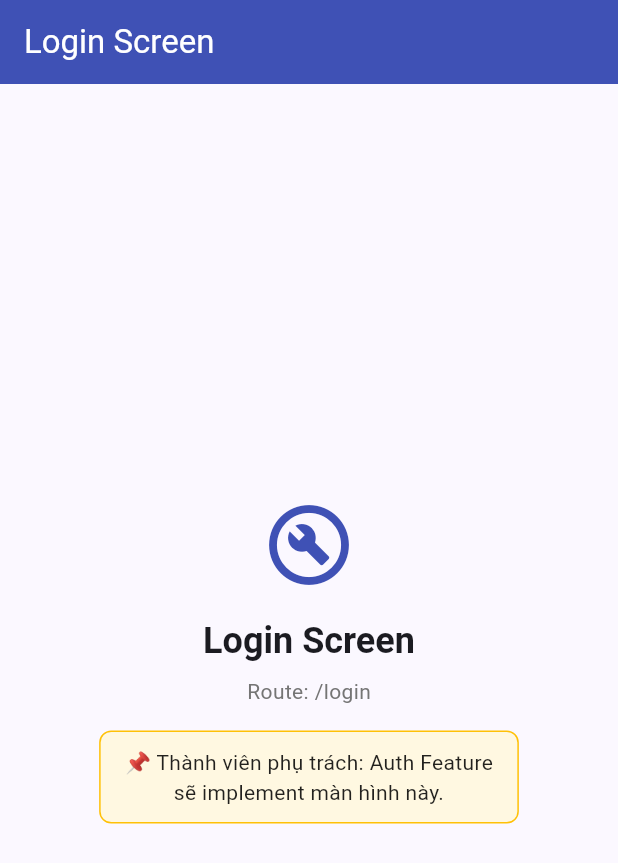
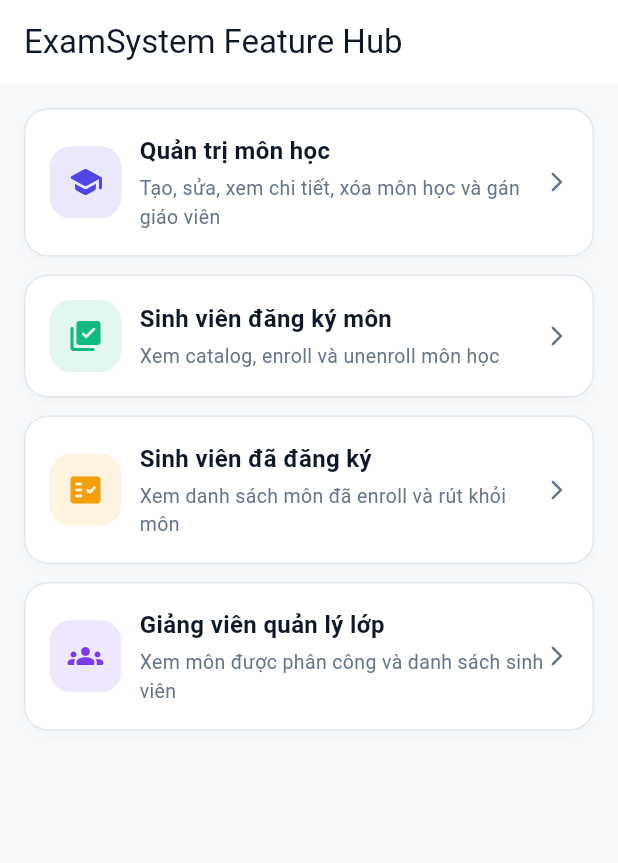
Before and after one commit to nhuhuynh1910/ExamSystem_FE, a Flutter app: the screen it shows after launch, on a phone screen of 412 x 824 dp. Shown: the top 863 px of the screen. Run offline on Flutter 3.47's test engine with Material 3 defaults, Android fonts, the phone set to English and light mode, and no system bars; our stand-ins replace dio, flutter_bloc, go_router, shared_preferences.

Commit message:
feat(core): add feature hub and update routing, theme, and dependencies

```diff
--- a/examsystem_fe/lib/core/routes/app_router.dart
+++ b/examsystem_fe/lib/core/routes/app_router.dart
@@ -2,6 +2,16 @@ import 'package:flutter/material.dart';
 import 'package:go_router/go_router.dart';
 
 import '../../core/utils/storage_manager.dart';
+import '../../features/Subject_phat/screens/admin_course_management_screen.dart';
+import '../../features/Subject_phat/screens/admin_create_course_screen.dart';
+import '../../features/Subject_phat/screens/assign_teacher_screen.dart';
+import '../../features/Subject_phat/screens/course_details_edit_screen.dart';
+import '../../features/Subject_phat/screens/course_student_list_screen.dart';
+import '../../features/common/feature_hub_screen.dart';
+import '../../features/Enrollment/screens/course_registration_catalog_screen.dart';
+import '../../features/Enrollment/screens/my_registered_courses_screen.dart';
+import '../../features/Teacher_phat/screens/teacher_assigned_courses_screen.dart';
+import '../../features/Teacher_phat/screens/teacher_course_roster_screen.dart';
 
 // ════════════════════════════════════════════════════════════════════════════
 // AppRouter — Hệ thống điều hướng tập trung của toàn bộ app.
@@ -21,7 +31,7 @@ class AppRouter {
   // ── Hằng định nghĩa tên đường dẫn (dùng khi navigate, tránh hard-code string) ──
 
   /// Màn hình đăng nhập — màn hình đầu tiên khi chưa có phiên đăng nhập.
-  static const String login    = '/login';
+  static const String login = '/login';
 
   /// Màn hình đăng ký tài khoản mới.
   static const String register = '/register';
@@ -36,17 +46,107 @@ class AppRouter {
   /// Helper tạo đường dẫn chi tiết đề thi với ID cụ thể.
   static String examDetail(int id) => '/exams/$id';
 
+  static const String featureHub = '/feature-hub';
+  static const String adminCourses = '/admin/courses';
+  static const String studentCatalog = '/student/courses/catalog';
+  static const String studentRegistered = '/student/courses/registered';
+  static const String teacherCourses = '/teacher/courses';
+
   // ── Khởi tạo GoRouter chính ─────────────────────────────────────────────
   static final GoRouter router = GoRouter(
-    // Màn hình đầu tiên khi mở app: trang Login.
-    // GoRouter Guard bên dưới sẽ tự redirect sang /exams nếu đã có token.
-    initialLocation: login,
+    // Màn hình đầu tiên khi mở app: trang Feature Hub để test các flow mới.
+    initialLocation: featureHub,
 
     // Hàm guard: kiểm tra xác thực trước mỗi lần điều hướng.
     redirect: _guardRedirect,
 
     // Danh sách tất cả các route của app.
     routes: [
+      GoRoute(
+        path: featureHub,
+        name: 'featureHub',
+        builder: (BuildContext context, GoRouterState state) {
+          return const FeatureHubScreen();
+        },
+      ),
+
+      GoRoute(
+        path: adminCourses,
+        name: 'adminCourses',
+        builder: (BuildContext context, GoRouterState state) {
+          return const AdminCourseManagementScreen();
+        },
+        routes: [
+          GoRoute(
+            path: 'create',
+            name: 'adminCreateCourse',
+            builder: (BuildContext context, GoRouterState state) {
+              return const AdminCreateCourseScreen();
+            },
+          ),
+          GoRoute(
+            path: ':code',
+            name: 'adminCourseDetail',
+            builder: (BuildContext context, GoRouterState state) {
+              final code = state.pathParameters['code'] ?? 'PRN231';
+              return CourseDetailsEditScreen(courseCode: code);
+            },
+            routes: [
+              GoRoute(
+                path: 'students',
+                name: 'adminCourseStudents',
+                builder: (BuildContext context, GoRouterState state) {
+                  final code = state.pathParameters['code'] ?? 'PRN231';
+                  return CourseStudentListScreen(courseCode: code);
+                },
+              ),
+              GoRoute(
+                path: 'assign-teacher',
+                name: 'adminAssignTeacher',
+                builder: (BuildContext context, GoRouterState state) {
+                  final code = state.pathParameters['code'] ?? 'IOT301';
+                  return AssignTeacherScreen(courseCode: code);
+                },
+              ),
+            ],
+          ),
+        ],
+      ),
+
+      GoRoute(
+        path: studentCatalog,
+        name: 'studentCatalog',
+        builder: (BuildContext context, GoRouterState state) {
+          return const CourseRegistrationCatalogScreen();
+        },
+      ),
+
+      GoRoute(
+        path: studentRegistered,
+        name: 'studentRegistered',
+        builder: (BuildContext context, GoRouterState state) {
+          return const MyRegisteredCoursesScreen();
+        },
+      ),
+
+      GoRoute(
+        path: teacherCourses,
+        name: 'teacherCourses',
+        builder: (BuildContext context, GoRouterState state) {
+          return const TeacherAssignedCoursesScreen();
+        },
+        routes: [
+          GoRoute(
+            path: ':code/roster',
+            name: 'teacherCourseRoster',
+            builder: (BuildContext context, GoRouterState state) {
+              final code = state.pathParameters['code'] ?? 'PRN231';
+              return TeacherCourseRosterScreen(courseCode: code);
+            },
+          ),
+        ],
+      ),
+
       // ── Route: Đăng nhập ─────────────────────────────────────────────────
       // TODO: Thành viên phụ trách tính năng Auth sẽ đè màn hình thật vào đây sau.
       GoRoute(
@@ -139,7 +239,8 @@ class AppRouter {
     // Xác định route hiện tại có phải trang public không (không cần auth).
     final bool isPublicRoute =
         state.matchedLocation == login ||
-        state.matchedLocation == register;
+        state.matchedLocation == register ||
+        state.matchedLocation == featureHub;
 
     // Chưa đăng nhập và cố vào trang cần auth → về Login.
     if (!isLoggedIn && !isPublicRoute) {
@@ -148,7 +249,7 @@ class AppRouter {
 
     // Đã đăng nhập và đang ở trang public → vào thẳng trang chủ.
     if (isLoggedIn && isPublicRoute) {
-      return examList;
+      return state.matchedLocation == featureHub ? featureHub : examList;
     }
 
     // Mọi trường hợp còn lại → điều hướng bình thường.
@@ -205,20 +306,23 @@ class _PlaceholderScreen extends StatelessWidget {
               Text(
                 routeName,
                 style: Theme.of(context).textTheme.headlineSmall?.copyWith(
-                      fontWeight: FontWeight.bold,
-                    ),
+                  fontWeight: FontWeight.bold,
+                ),
                 textAlign: TextAlign.center,
               ),
               const SizedBox(height: 8),
               Text(
                 'Route: $routePath',
-                style: Theme.of(context).textTheme.bodyMedium?.copyWith(
-                      color: Colors.grey[600],
-                    ),
+                style: Theme.of(
+                  context,
+                ).textTheme.bodyMedium?.copyWith(color: Colors.grey[600]),
               ),
               const SizedBox(height: 16),
               Container(
-                padding: const EdgeInsets.symmetric(horizontal: 16, vertical: 10),
+                padding: const EdgeInsets.symmetric(
+                  horizontal: 16,
+                  vertical: 10,
+                ),
                 decoration: BoxDecoration(
                   color: Colors.amber[50],
                   border: Border.all(color: Colors.amber),
--- a/examsystem_fe/lib/core/theme/app_theme.dart
+++ b/examsystem_fe/lib/core/theme/app_theme.dart
@@ -4,14 +4,18 @@ import 'package:flutter/material.dart';
 /// Chỉnh màu / font ở đây — không ai tự đặt màu inline trong Widget.
 class AppTheme {
   // ── Color Palette ──────────────────────────────────────────────────────────
-  static const Color primary   = Color(0xFF4F46E5); // Indigo 600
+  static const Color primary = Color(0xFF4F46E5); // Indigo 600
   static const Color secondary = Color(0xFF7C3AED); // Violet 600
-  static const Color surface   = Color(0xFF1E1E2E); // Dark background
-  static const Color card      = Color(0xFF2A2A3C);
-  static const Color error     = Color(0xFFEF4444);
-  static const Color success   = Color(0xFF10B981);
-  static const Color warning   = Color(0xFFF59E0B);
-  static const Color textPrimary   = Color(0xFFF1F5F9);
+  static const Color surface = Color(0xFF1E1E2E); // Dark background
+  static const Color card = Color(0xFF2A2A3C);
+  static const Color error = Color(0xFFEF4444);
+  static const Color success = Color(0xFF10B981);
+  static const Color warning = Color(0xFFF59E0B);
+  static const Color navy = Color(0xFF0F172A);
+  static const Color lightBg = Color(0xFFF8FAFC);
+  static const Color border = Color(0xFFE2E8F0);
+  static const Color textMuted = Color(0xFF64748B);
+  static const Color textPrimary = Color(0xFFF1F5F9);
   static const Color textSecondary = Color(0xFF94A3B8);
 
   static ThemeData get darkTheme {
@@ -19,10 +23,10 @@ class AppTheme {
       useMaterial3: true,
       brightness: Brightness.dark,
       colorScheme: const ColorScheme.dark(
-        primary:   primary,
+        primary: primary,
         secondary: secondary,
-        surface:   surface,
-        error:     error,
+        surface: surface,
+        error: error,
       ),
       scaffoldBackgroundColor: surface,
 
@@ -42,9 +46,7 @@ class AppTheme {
       cardTheme: CardThemeData(
         color: card,
         elevation: 0,
-        shape: RoundedRectangleBorder(
-          borderRadius: BorderRadius.circular(16),
-        ),
+        shape: RoundedRectangleBorder(borderRadius: BorderRadius.circular(16)),
       ),
 
       // ElevatedButton
@@ -56,10 +58,7 @@ class AppTheme {
           shape: RoundedRectangleBorder(
             borderRadius: BorderRadius.circular(12),
           ),
-          textStyle: const TextStyle(
-            fontSize: 16,
-            fontWeight: FontWeight.w600,
-          ),
+          textStyle: const TextStyle(fontSize: 16, fontWeight: FontWeight.w600),
         ),
       ),
 
@@ -80,15 +79,18 @@ class AppTheme {
           borderSide: const BorderSide(color: error),
         ),
         labelStyle: const TextStyle(color: textSecondary),
-        hintStyle:  const TextStyle(color: textSecondary),
+        hintStyle: const TextStyle(color: textSecondary),
       ),
 
       // Text
       textTheme: const TextTheme(
-        displayLarge: TextStyle(color: textPrimary, fontWeight: FontWeight.bold),
-        titleLarge:   TextStyle(color: textPrimary, fontWeight: FontWeight.w600),
-        bodyMedium:   TextStyle(color: textPrimary),
-        bodySmall:    TextStyle(color: textSecondary),
+        displayLarge: TextStyle(
+          color: textPrimary,
+          fontWeight: FontWeight.bold,
+        ),
+        titleLarge: TextStyle(color: textPrimary, fontWeight: FontWeight.w600),
+        bodyMedium: TextStyle(color: textPrimary),
+        bodySmall: TextStyle(color: textSecondary),
       ),
     );
   }
--- /dev/null
+++ b/examsystem_fe/lib/features/common/feature_hub_screen.dart
@@ -0,0 +1,132 @@
+import 'package:flutter/material.dart';
+import 'package:go_router/go_router.dart';
+import '../../core/theme/app_theme.dart';
+
+class FeatureHubScreen extends StatelessWidget {
+  const FeatureHubScreen({super.key});
+
+  @override
+  Widget build(BuildContext context) {
+    final items = [
+      _FeatureItem(
+        title: 'Quản trị môn học',
+        subtitle: 'Tạo, sửa, xem chi tiết, xóa môn học và gán giáo viên',
+        icon: Icons.school_rounded,
+        color: AppTheme.primary,
+        route: '/admin/courses',
+      ),
+      _FeatureItem(
+        title: 'Sinh viên đăng ký môn',
+        subtitle: 'Xem catalog, enroll và unenroll môn học',
+        icon: Icons.library_add_check_rounded,
+        color: AppTheme.success,
+        route: '/student/courses/catalog',
+      ),
+      _FeatureItem(
+        title: 'Sinh viên đã đăng ký',
+        subtitle: 'Xem danh sách môn đã enroll và rút khỏi môn',
+        icon: Icons.fact_check_rounded,
+        color: AppTheme.warning,
+        route: '/student/courses/registered',
+      ),
+      _FeatureItem(
+        title: 'Giảng viên quản lý lớp',
+        subtitle: 'Xem môn được phân công và danh sách sinh viên',
+        icon: Icons.groups_rounded,
+        color: AppTheme.secondary,
+        route: '/teacher/courses',
+      ),
+    ];
+
+    return Scaffold(
+      backgroundColor: AppTheme.lightBg,
+      appBar: AppBar(
+        title: const Text('ExamSystem Feature Hub'),
+        backgroundColor: Colors.white,
+        foregroundColor: AppTheme.navy,
+        elevation: 0,
+      ),
+      body: ListView.separated(
+        padding: const EdgeInsets.all(16),
+        itemCount: items.length,
+        separatorBuilder: (_, __) => const SizedBox(height: 12),
+        itemBuilder: (_, index) {
+          final item = items[index];
+          return InkWell(
+            onTap: () => context.go(item.route),
+            borderRadius: BorderRadius.circular(16),
+            child: Container(
+              padding: const EdgeInsets.all(16),
+              decoration: BoxDecoration(
+                color: Colors.white,
+                borderRadius: BorderRadius.circular(16),
+                border: Border.all(color: AppTheme.border),
+                boxShadow: [
+                  BoxShadow(
+                    color: Colors.black.withOpacity(0.04),
+                    blurRadius: 8,
+                    offset: const Offset(0, 2),
+                  ),
+                ],
+              ),
+              child: Row(
+                children: [
+                  Container(
+                    width: 48,
+                    height: 48,
+                    decoration: BoxDecoration(
+                      color: item.color.withOpacity(0.12),
+                      borderRadius: BorderRadius.circular(14),
+                    ),
+                    child: Icon(item.icon, color: item.color),
+                  ),
+                  const SizedBox(width: 12),
+                  Expanded(
+                    child: Column(
+                      crossAxisAlignment: CrossAxisAlignment.start,
+                      children: [
+                        Text(
+                          item.title,
+                          style: const TextStyle(
+                            fontSize: 16,
+                            fontWeight: FontWeight.w700,
+                            color: AppTheme.navy,
+                          ),
+                        ),
+                        const SizedBox(height: 4),
+                        Text(
+                          item.subtitle,
+                          style: const TextStyle(
+                            fontSize: 13,
+                            color: AppTheme.textMuted,
+                          ),
+                        ),
+                      ],
+                    ),
+                  ),
+                  const Icon(Icons.arrow_forward_ios_rounded, size: 16, color: AppTheme.textMuted),
+                ],
+              ),
+            ),
+          );
+        },
+      ),
+    );
+  }
+}
+
+class _FeatureItem {
+  final String title;
+  final String subtitle;
+  final IconData icon;
+  final Color color;
+  final String route;
+
+  const _FeatureItem({
+    required this.title,
+    required this.subtitle,
+    required this.icon,
+    required this.color,
+    required this.route,
+  });
+}
```
Also changed, not shown: examsystem_fe/pubspec.yaml (+4 -5 lines), examsystem_fe/pubspec.lock.
